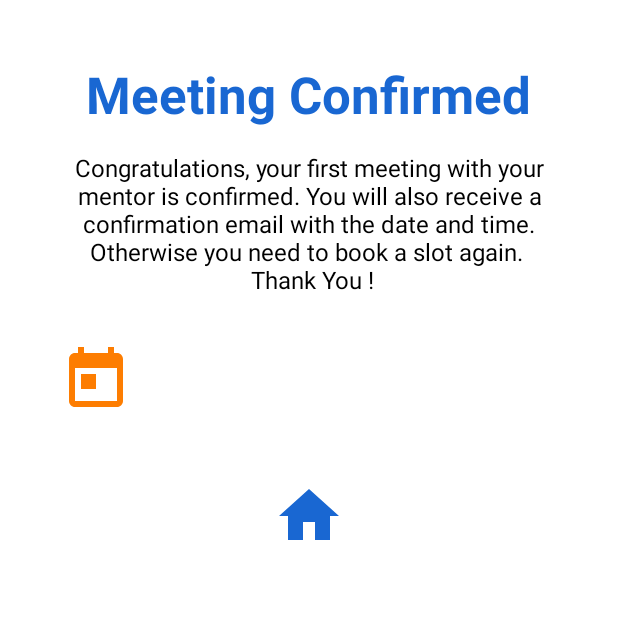
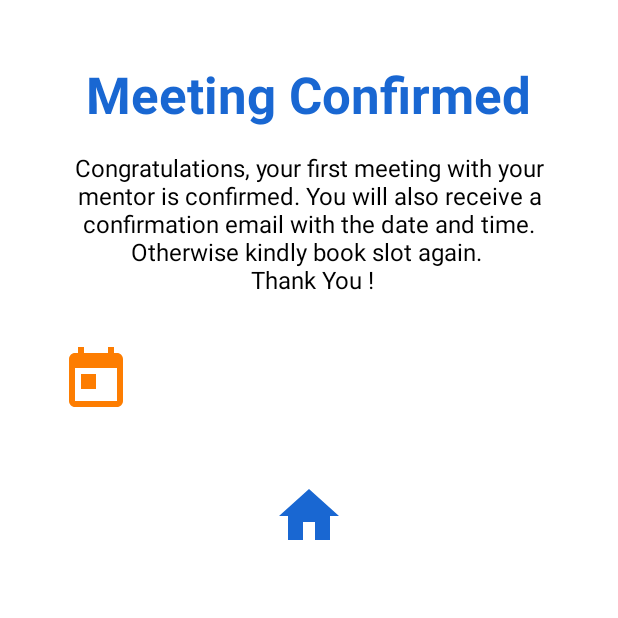
Before and after one commit to Amit-MBCA/AceMentor, an Android app: the mConfirmed screen opened directly, with no data from a screen before it, on a phone screen of 412 x 824 dp, the top half of it. Run offline under Robolectric (Android 15) with nearby library versions, the phone set to English and light mode, and no system bars.

```diff
--- a/app/src/main/res/layout/activity_mconfirmed.xml
+++ b/app/src/main/res/layout/activity_mconfirmed.xml
@@ -29,7 +29,7 @@
         android:layout_marginTop="15dp"
         android:layout_marginRight="30dp"
         android:layout_marginBottom="30dp"
-        android:text="Congratulations, your first meeting with your mentor is confirmed. You will also receive a confirmation email with the date and time. Otherwise you need to book a slot again. \n Thank You !"
+        android:text="Congratulations, your first meeting with your mentor is confirmed. You will also receive a confirmation email with the date and time. Otherwise kindly book slot again. \n Thank You !"
         android:textAlignment="center"
         android:textColor="#000000"
         android:textSize="16sp" />
```
